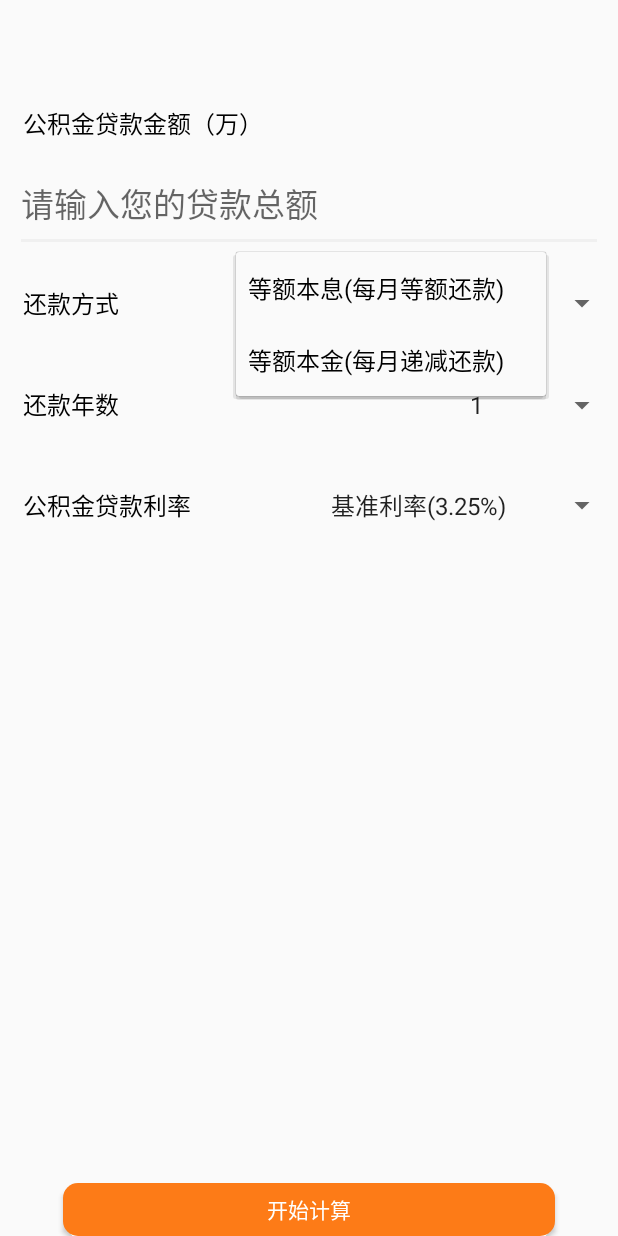
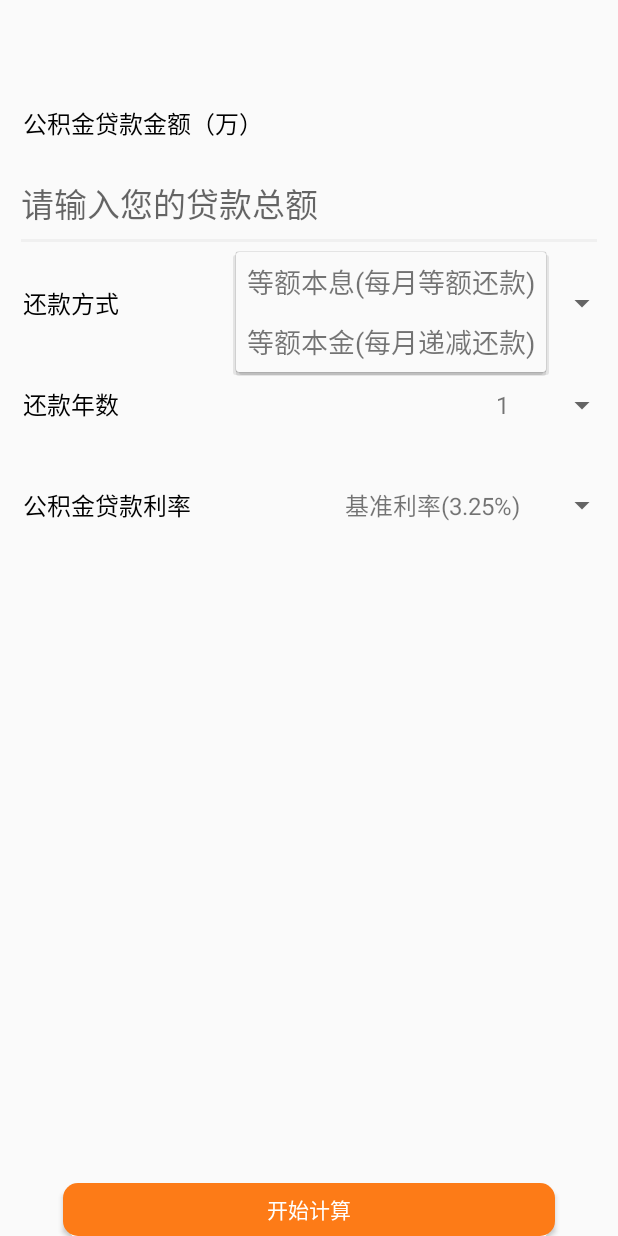
Before and after one commit to LsKiKi/SuperCalculator, an Android app: the fragment fund shown on its own in the app's theme, after a tap on "等额本息(每月等额还款)", on a phone screen of 412 x 824 dp. Run offline under Robolectric (Android 15) with nearby library versions, the phone set to English and light mode, and no system bars.

Commit message:
商业贷款总额字体变化、计算按钮 Spinner使用自定义布局，实现剧中显示 软键盘监听

```diff
--- a/app/src/main/java/com/whut/wlqk/superCalculator/fund.java
+++ b/app/src/main/java/com/whut/wlqk/superCalculator/fund.java
@@ -22,62 +22,60 @@ import java.util.ArrayList;
 import java.util.List;
 
 
-public class fund extends Fragment implements View.OnClickListener{
+public class fund extends Fragment implements View.OnClickListener {
     public fund() {
         // Required empty public constructor
     }
+
     private Spinner sp1;
     private Spinner sp2;
     private Spinner sp3;
     EditText editText;
-    int id1,id3,years;
+    int id1, id3, years;
     Button admit;
+
     @Override
     public View onCreateView(LayoutInflater inflater, ViewGroup container, Bundle savedInstanceState) {
         // Inflate the layout for this fragment
-        View view=inflater.inflate(R.layout.fund, container, false);
+        View view = inflater.inflate(R.layout.fund, container, false);
         init_all(view);
         return view;
     }
+
     private void init_all(View view) {
-        editText=view.findViewById(R.id.money);
+        editText = view.findViewById(R.id.money);
         admit = view.findViewById(R.id.admit);
+
+        final String[] back_way_mItems = getResources().getStringArray(R.array.back_ways);
+        final String[] year_num_mItems = getResources().getStringArray(R.array.year);
+        final String[] interest_rate_mItems = getResources().getStringArray(R.array.interest_rate);
 
         sp1 = view.findViewById(R.id.sp1);
         sp2 = view.findViewById(R.id.sp2);
         sp3 = view.findViewById(R.id.sp3);
-        List<SpinnerData> lst1 = new ArrayList<SpinnerData>();
-        List<SpinnerData> lst3 = new ArrayList<SpinnerData>();
-        SpinnerData c1 = new SpinnerData(1, "等额本息(每月等额还款)");
-        lst1.add(c1);
-        SpinnerData c2 = new SpinnerData(2, "等额本金(每月递减还款)");
-        lst1.add(c2);
-        c1 = new SpinnerData(1, "基准利率(3.25%)");
-        lst3.add(c1);
-        c2 = new SpinnerData(2, "1.1倍(3.575%)");
-        lst3.add(c2);
-        SpinnerData c3 = new SpinnerData(3, "1.2倍(3.9%)");
-        lst3.add(c3);
-        ArrayAdapter<SpinnerData> Adapter1 = new ArrayAdapter<SpinnerData>(view.getContext(), android.R.layout.simple_spinner_item, lst1);
-        ArrayAdapter<SpinnerData> Adapter3 = new ArrayAdapter<SpinnerData>(view.getContext(), android.R.layout.simple_spinner_item, lst3);
+        ArrayAdapter<String> Adapter1 = new ArrayAdapter<String>(view.getContext(), R.layout.item_spinner_select, back_way_mItems);
+        ArrayAdapter<String> Adapter2 = new ArrayAdapter<String>(view.getContext(), R.layout.item_spinner_select, year_num_mItems);
+        ArrayAdapter<String> Adapter3 = new ArrayAdapter<String>(view.getContext(), R.layout.item_spinner_select, interest_rate_mItems);
 
-        Adapter1.setDropDownViewResource(android.R.layout.simple_spinner_dropdown_item);
-        Adapter3.setDropDownViewResource(android.R.layout.simple_spinner_dropdown_item);
+        Adapter1.setDropDownViewResource(R.layout.item_dialog_spinner_select);
+        Adapter2.setDropDownViewResource(R.layout.item_dialog_spinner_select);
+        Adapter3.setDropDownViewResource(R.layout.item_dialog_spinner_select);
         sp1.setAdapter(Adapter1);
+        sp2.setAdapter(Adapter2);
         sp3.setAdapter(Adapter3);
         sp1.setOnItemSelectedListener(new AdapterView.OnItemSelectedListener() {
             public void onItemSelected(AdapterView<?> parent, View view, int position, long id) {
                 /*
                  * ids是刚刚新建的list里面的ID
                  */
-                id1 = ((SpinnerData) sp1.getSelectedItem()).GetID();
+                id1 = position + 1;
                 System.out.println(id1);
             }
 
             @Override
             public void onNothingSelected(AdapterView<?> arg0) {
                 // TODO Auto-generated method stub
-                id1 =1;
+                id1 = 1;
             }
         });
         sp2.setOnItemSelectedListener(new AdapterView.OnItemSelectedListener() {
@@ -92,7 +90,7 @@ public class fund extends Fragment implements View.OnClickListener{
             @Override
             public void onNothingSelected(AdapterView<?> arg0) {
                 // TODO Auto-generated method stub
-                years =1;
+                years = 1;
             }
         });
         sp3.setOnItemSelectedListener(new AdapterView.OnItemSelectedListener() {
@@ -100,29 +98,30 @@ public class fund extends Fragment implements View.OnClickListener{
                 /*
                  * id是刚刚新建的list里面的ID
                  */
-                id3 = ((SpinnerData) sp3.getSelectedItem()).GetID();
+                id3 = position + 1;
                 System.out.println(id3);
             }
 
             @Override
             public void onNothingSelected(AdapterView<?> arg0) {
                 // TODO Auto-generated method stub
-                id3 =1;
+                id3 = 1;
             }
         });
         admit.setOnClickListener(this);
     }
+
     @Override
     public void onClick(View view) {
-        Double money=Double.parseDouble(editText.getText().toString());
+        Double money = Double.parseDouble(editText.getText().toString());
         System.out.println(money);
-        switch (id1){
+        switch (id1) {
             case 1:
-                Loan loan1= new AverageCaptialPlusInterest(money,years,0.0325);
+                Loan loan1 = new AverageCaptialPlusInterest(money, years, 0.0325);
                 System.out.println(((AverageCaptialPlusInterest) loan1).getTotalMoney());
                 break;
             case 2:
-                Loan loan2= new AverageCaptial(money,years,0.0325);
+                Loan loan2 = new AverageCaptial(money, years, 0.0325);
                 System.out.println(((AverageCaptial) loan2).getTotalMoney());
                 break;
         }
@@ -140,5 +139,4 @@ public class fund extends Fragment implements View.OnClickListener{
 //        }
 
 
-
 }
--- a/app/src/main/res/layout/business.xml
+++ b/app/src/main/res/layout/business.xml
@@ -38,8 +38,7 @@
                 android:ems="10"
                 android:hint="@string/input_total_loan"
                 android:inputType="numberDecimal"
-                android:textSize="30sp"
-                android:textStyle="bold" />
+                android:textSize="24sp" />
 
             <LinearLayout
                 android:layout_width="match_parent"
@@ -175,7 +174,7 @@
                 android:layout_width="match_parent"
                 android:layout_height="wrap_content"
                 android:layout_marginBottom="15dp"
-                android:background="@color/colorTitleSelected"
+                android:background="@drawable/radius"
                 android:text="@string/start_compute_business_loan" />
         </LinearLayout>
 
--- a/app/src/main/res/layout/fund.xml
+++ b/app/src/main/res/layout/fund.xml
@@ -68,7 +68,7 @@
                         android:layout_width="207dp"
                         android:layout_height="match_parent"
                         android:layout_weight="1"
-                        android:entries="@array/paymethod" />
+                        android:entries="@array/back_ways" />
                 </LinearLayout>
 
                 <LinearLayout
--- /dev/null
+++ b/app/src/main/res/layout/item_dialog_spinner_select.xml
@@ -0,0 +1,6 @@
+<?xml version="1.0" encoding="utf-8"?>
+<TextView xmlns:android="http://schemas.android.com/apk/res/android"
+    android:layout_width="fill_parent"
+    android:layout_height="40dp"
+    android:gravity="center"
+    android:textSize="18sp" />
--- /dev/null
+++ b/app/src/main/res/layout/item_spinner_select.xml
@@ -0,0 +1,6 @@
+<?xml version="1.0" encoding="utf-8"?>
+<TextView xmlns:android="http://schemas.android.com/apk/res/android"
+    android:layout_width="fill_parent"
+    android:layout_height="fill_parent"
+    android:gravity="center"
+    android:textSize="16sp" />
--- a/app/src/main/res/values/arrays.xml
+++ b/app/src/main/res/values/arrays.xml
@@ -35,8 +35,9 @@
         <item>    29   </item>
         <item>    30   </item>
     </string-array>
-    <string-array name="business_rates">
-        <item>7折3.43%</item>
-        <item>基准利率4.9%</item>
+    <string-array name="interest_rate">
+        <item>基准利率(3.25%)</item>
+        <item>1.1倍(3.575%)</item>
+        <item>1.2倍(3.9%)</item>
     </string-array>
 </resources>
```
Also changed, not shown: app/src/main/java/com/whut/wlqk/superCalculator/MainActivity.java (+46 -1 lines), app/src/main/java/com/whut/wlqk/superCalculator/business.java (+58 -12 lines).
